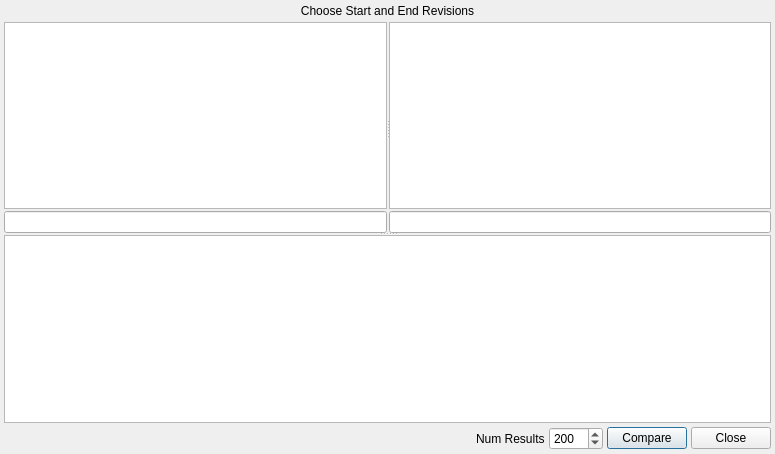
Old version of the form ui/compare.ui in the repository davvid/git-cola-debian.
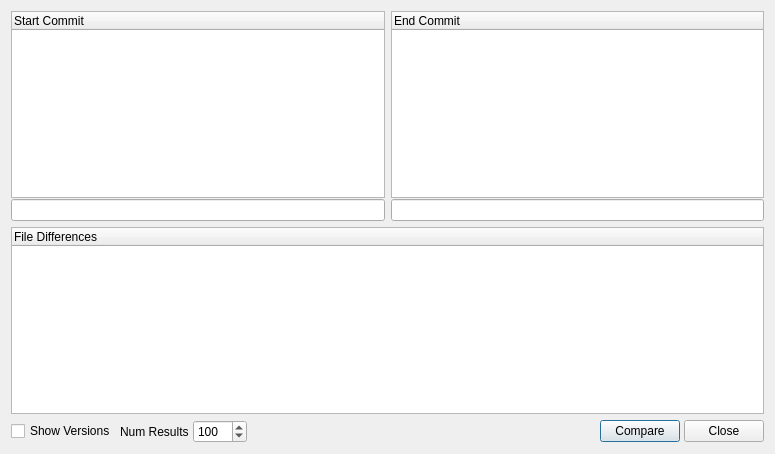
New version of the form.

Commit message: Import Upstream version 1.2.68

Diff of the .ui file:
```diff
--- a/ui/compare.ui
+++ b/ui/compare.ui
@@ -13,65 +13,87 @@
    <string>Compare Revisions</string>
   </property>
   <layout class="QVBoxLayout" name="verticalLayout_3" >
-   <property name="spacing" >
-    <number>4</number>
-   </property>
-   <property name="margin" >
-    <number>4</number>
-   </property>
    <item>
-    <widget class="QLabel" name="label_2" >
-     <property name="text" >
-      <string>Choose Start and End Revisions</string>
-     </property>
-     <property name="alignment" >
-      <set>Qt::AlignCenter</set>
-     </property>
-    </widget>
-   </item>
+    <layout class="QHBoxLayout" name="horizontalLayout_2" >
    <item>
-    <widget class="QSplitter" name="splitter_2" >
-     <property name="orientation" >
-      <enum>Qt::Vertical</enum>
-     </property>
-     <property name="handleWidth" >
-      <number>2</number>
-     </property>
-     <widget class="QSplitter" name="splitter" >
-      <property name="orientation" >
-       <enum>Qt::Horizontal</enum>
-      </property>
-      <property name="handleWidth" >
-       <number>2</number>
-      </property>
-      <widget class="QWidget" name="layoutWidget" >
        <layout class="QVBoxLayout" name="verticalLayout" >
         <property name="spacing" >
-         <number>2</number>
+        <number>1</number>
         </property>
         <item>
-         <widget class="QListWidget" name="descriptions_start" />
+        <widget class="QTreeWidget" name="descriptions_start" >
+         <property name="rootIsDecorated" >
+          <bool>false</bool>
+         </property>
+         <property name="sortingEnabled" >
+          <bool>false</bool>
+         </property>
+         <property name="allColumnsShowFocus" >
+          <bool>true</bool>
+         </property>
+         <column>
+          <property name="text" >
+           <string>Start Commit</string>
+          </property>
+         </column>
+        </widget>
         </item>
         <item>
-         <widget class="QLineEdit" name="revision_start" />
-        </item>
-       </layout>
-      </widget>
-      <widget class="QWidget" name="layoutWidget" >
+        <widget class="QLineEdit" name="revision_start" >
+         <property name="readOnly" >
+          <bool>true</bool>
+         </property>
+        </widget>
+       </item>
+      </layout>
+     </item>
+     <item>
        <layout class="QVBoxLayout" name="verticalLayout_2" >
         <property name="spacing" >
-         <number>2</number>
+        <number>1</number>
         </property>
         <item>
-         <widget class="QListWidget" name="descriptions_end" />
+        <widget class="QTreeWidget" name="descriptions_end" >
+         <property name="rootIsDecorated" >
+          <bool>false</bool>
+         </property>
+         <property name="allColumnsShowFocus" >
+          <bool>true</bool>
+         </property>
+         <column>
+          <property name="text" >
+           <string>End Commit</string>
+          </property>
+         </column>
+        </widget>
         </item>
         <item>
-         <widget class="QLineEdit" name="revision_end" />
-        </item>
-       </layout>
-      </widget>
-     </widget>
-     <widget class="QTextEdit" name="display_text" />
+        <widget class="QLineEdit" name="revision_end" >
+         <property name="readOnly" >
+          <bool>true</bool>
+         </property>
+        </widget>
+       </item>
+      </layout>
+     </item>
+    </layout>
+   </item>
+   <item>
+    <widget class="QTreeWidget" name="compare_files" >
+     <property name="alternatingRowColors" >
+      <bool>true</bool>
+     </property>
+     <property name="rootIsDecorated" >
+      <bool>false</bool>
+     </property>
+     <property name="allColumnsShowFocus" >
+      <bool>true</bool>
+     </property>
+     <column>
+      <property name="text" >
+       <string>File Differences</string>
+      </property>
+     </column>
     </widget>
    </item>
    <item>
@@ -80,17 +102,11 @@
       <number>4</number>
      </property>
      <item>
-      <spacer name="horizontalSpacer" >
-       <property name="orientation" >
-        <enum>Qt::Horizontal</enum>
+      <widget class="QCheckBox" name="show_versions" >
+       <property name="text" >
+        <string>Show Versions</string>
        </property>
-       <property name="sizeHint" stdset="0" >
-        <size>
-         <width>128</width>
-         <height>14</height>
-        </size>
-       </property>
-      </spacer>
+      </widget>
      </item>
      <item>
       <widget class="QLabel" name="label" >
@@ -108,10 +124,23 @@
         <number>9999</number>
        </property>
        <property name="value" >
-        <number>200</number>
+        <number>100</number>
        </property>
       </widget>
      </item>
+     <item>
+      <spacer name="horizontalSpacer" >
+       <property name="orientation" >
+        <enum>Qt::Horizontal</enum>
+       </property>
+       <property name="sizeHint" stdset="0" >
+        <size>
+         <width>128</width>
+         <height>14</height>
+        </size>
+       </property>
+      </spacer>
+     </item>
      <item>
       <widget class="QPushButton" name="button_compare" >
        <property name="text" >
```
Left out of the diff: 2 changed lines with no effect on the pictures. Lines whose indentation alone changed are shown as unchanged. The commit also changes 44 other files.
